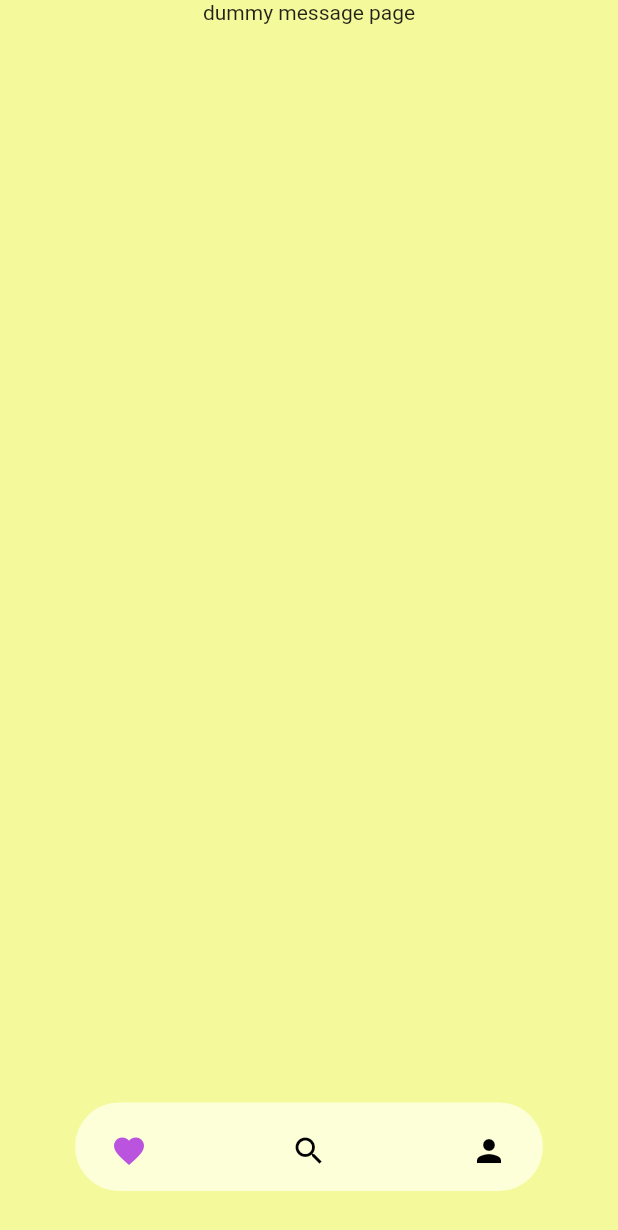
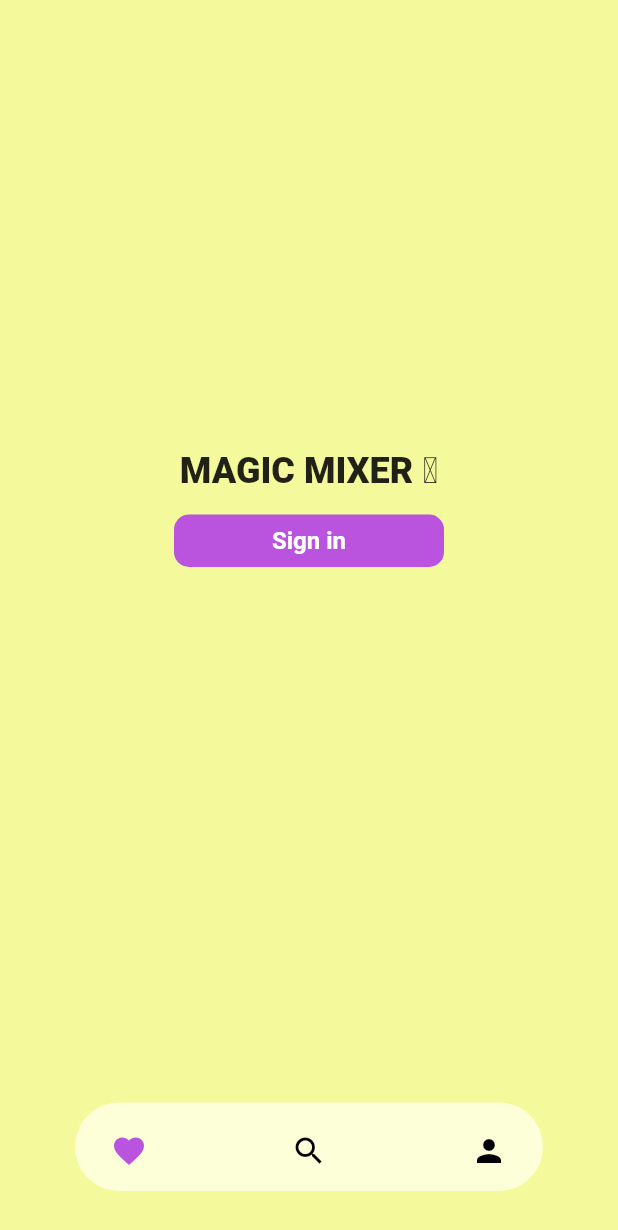
Before and after one commit to alychoi/magic-mixer, a Flutter app: the screen it shows after launch, on a phone screen of 412 x 824 dp. Shown: the top 1230 px of the screen. Run offline on Flutter 3.47's test engine with Material 2 defaults, Android fonts, the phone set to English and light mode, and no system bars; drawn by our look-alikes of dot_navigation_bar; our stand-ins replace firebase_auth, firebase_core, google_sign_in; accounts and stored records are empty.

Commit message:
added google signin

```diff
--- /dev/null
+++ b/lib/authentication.dart
@@ -0,0 +1,19 @@
+import 'package:google_sign_in/google_sign_in.dart';
+import 'package:firebase_auth/firebase_auth.dart';
+
+Future<UserCredential> signInWithGoogle() async {
+  // Trigger the authentication flow
+  final GoogleSignInAccount? googleUser = await GoogleSignIn().signIn();
+
+  // Obtain the auth details from the request
+  final GoogleSignInAuthentication? googleAuth = await googleUser?.authentication;
+
+  // Create a new credential
+  final credential = GoogleAuthProvider.credential(
+    accessToken: googleAuth?.accessToken,
+    idToken: googleAuth?.idToken,
+  );
+
+  // Once signed in, return the UserCredential
+  return await FirebaseAuth.instance.signInWithCredential(credential);
+}
--- a/lib/main.dart
+++ b/lib/main.dart
@@ -5,6 +5,7 @@ import 'package:my_app/pages/profile.dart';
 import 'package:my_app/utils/colors.dart';
 import 'package:firebase_core/firebase_core.dart';
 import 'package:dot_navigation_bar/dot_navigation_bar.dart';
+import 'package:my_app/pages/signin.dart';
 
 void main() async {
   WidgetsFlutterBinding.ensureInitialized();
@@ -24,7 +25,7 @@ class _MyAppState extends State<MyApp> {
   int pageIndex = 0;
 
   final pages = [
-    const MessagePage(),
+    const SignIn(),
     const MagicMixer(),
     const ProfilePage(),
   ];
--- a/lib/pages/api_constants.dart
+++ b/lib/pages/api_constants.dart
@@ -1,2 +1,2 @@
 const endpoint = "https://api.openai.com/v1/";
-const aiToken = "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";
+const aiToken = "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";
--- /dev/null
+++ b/lib/pages/signin.dart
@@ -0,0 +1,57 @@
+import 'package:flutter/material.dart';
+import 'package:my_app/authentication.dart';
+
+class SignIn extends StatefulWidget {
+  const SignIn({Key? key}) : super(key : key);
+
+  @override
+  State<SignIn> createState() => _SignIn();
+}
+
+class _SignIn extends State<SignIn> {
+  @override
+  Widget build(BuildContext context) {
+    return Center(
+      child: Column(
+        children: [
+          const Padding(
+            padding: EdgeInsets.only(top: 300),
+            child: Text(
+              "MAGIC MIXER 🪄",
+              style: TextStyle(
+                  fontSize: 24,
+                  fontWeight: FontWeight.w900,
+              )
+            ),
+          ),
+          Padding(
+              padding: const EdgeInsets.only(top: 15),
+              child: GestureDetector(
+                onTap: () {
+                  signInWithGoogle();
+                },
+                child: Container(
+                  width: 180,
+                  height: 35,
+                  decoration: BoxDecoration(
+                    borderRadius: BorderRadius.circular(10),
+                    color: const Color(0xffba53de)
+                  ),
+                  child: const Center(
+                    child: Text(
+                    "Sign in",
+                      style: TextStyle(
+                        fontSize: 16,
+                        color: Colors.white,
+                        fontWeight: FontWeight.w700,
+                      )
+                    )
+                  )
+                ),
+              )
+            ),
+        ]
+      )
+    );
+  }
+}
--- a/pubspec.yaml
+++ b/pubspec.yaml
@@ -39,6 +39,7 @@ dependencies:
     sdk: flutter
   provider: ^6.0.5
   dot_navigation_bar:
+  google_sign_in:
 
 dev_dependencies:
   flutter_lints: ^2.0.0
```
Also changed, not shown: pubspec.lock, 2 other files.
